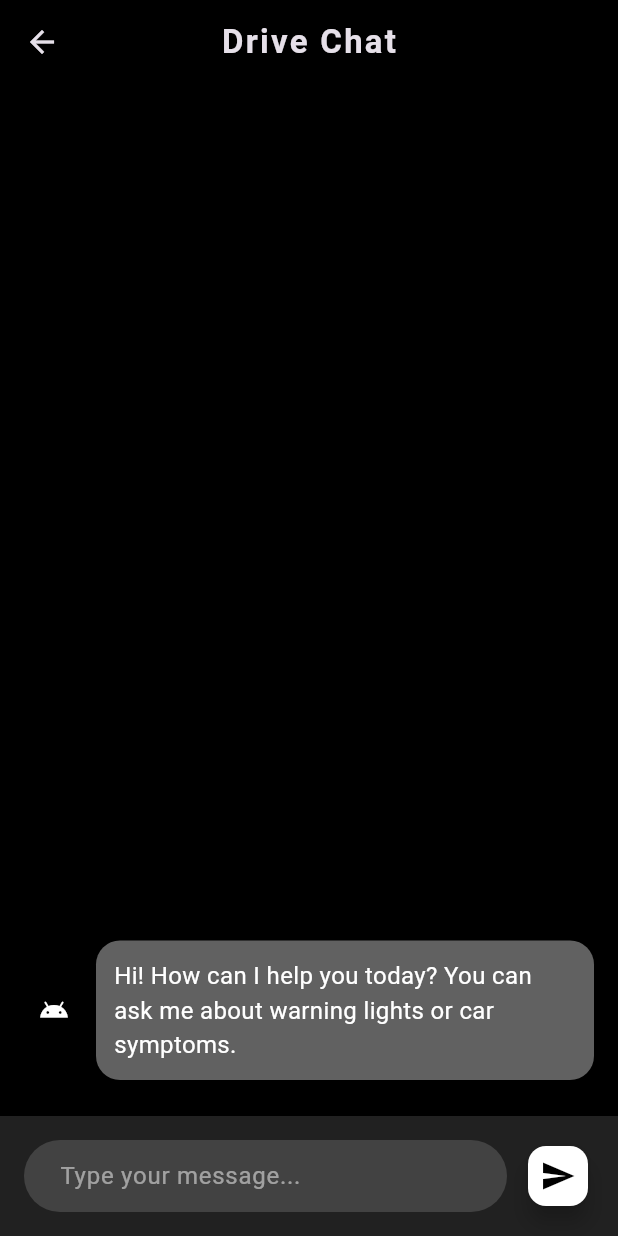
After one commit to hadifnz/drive_buddy, a Flutter app: the ChatbotScreen screen opened by its route, after a tap on the "send" icon, on a phone screen of 412 x 824 dp. The commit adds this screen. Run offline on Flutter 3.47's test engine with Material 3 defaults, Android fonts, the phone set to English and light mode, and no system bars; our stand-ins replace hive, hive_flutter; accounts and stored records are empty.

Commit message:
progress 28 oct

```diff
--- a/lib/main.dart
+++ b/lib/main.dart
@@ -5,6 +5,7 @@ import 'package:hive_flutter/hive_flutter.dart'; // Import Hive
 import 'models/car_model.dart';
 import 'package:drive_buddy/screens/add_new_car_screen.dart';
 import 'package:drive_buddy/screens/logbook_screen.dart';
+import 'package:drive_buddy/screens/chatbot_screen.dart';
 
 Future<void> main() async {
   WidgetsFlutterBinding.ensureInitialized();
@@ -45,6 +46,9 @@ class DriveBuddyApp extends StatelessWidget {
             // 2. Pass the 'car' object to the LogbookScreen
             return MaterialPageRoute(builder: (_) => LogbookScreen(car: car));
 
+          case '/chatbot':
+            return MaterialPageRoute(builder: (_) => const ChatbotScreen());
+
           default:
             return MaterialPageRoute(builder: (_) => const LoginScreen());
         }
--- /dev/null
+++ b/lib/screens/chatbot_screen.dart
@@ -0,0 +1,207 @@
+// lib/screens/chatbot_screen.dart
+
+import 'package:flutter/material.dart';
+
+// A simple data model for a chat message
+class ChatMessage {
+  final String text;
+  final bool isUser; // True if the message is from the user
+
+  ChatMessage({required this.text, required this.isUser});
+}
+
+class ChatbotScreen extends StatefulWidget {
+  const ChatbotScreen({super.key});
+
+  @override
+  State<ChatbotScreen> createState() => _ChatbotScreenState();
+}
+
+class _ChatbotScreenState extends State<ChatbotScreen> {
+  final _chatController = TextEditingController();
+  final List<ChatMessage> _messages = [];
+
+  @override
+  void initState() {
+    super.initState();
+    // Add an initial greeting from the chatbot
+    _messages.add(
+      ChatMessage(
+        text:
+            "Hi! How can I help you today? You can ask me about warning lights or car symptoms.",
+        isUser: false,
+      ),
+    );
+  }
+
+  void _sendMessage() {
+    final text = _chatController.text;
+    if (text.isEmpty) return;
+
+    // Add the user's message to the list
+    setState(() {
+      _messages.insert(0, ChatMessage(text: text, isUser: true));
+    });
+
+    _chatController.clear();
+
+    // Get a response from the bot
+    final botResponse = _getBotResponse(text);
+
+    // Add the bot's response
+    setState(() {
+      _messages.insert(0, ChatMessage(text: botResponse, isUser: false));
+    });
+  }
+
+  // This is your rule-based (offline) chatbot logic
+  String _getBotResponse(String userInput) {
+    String query = userInput.toLowerCase();
+
+    // Example from your Figure 3.10
+    if (query.contains("hrv") && query.contains("power steering")) {
+      return "Your Honda HR-V (especially post-2016 models) doesn't have a traditional hydraulic power steering system—instead, it uses an electric power-steering (EPS) motor to assist steering.\n\nThat means there is no power steering fluid reservoir under the hood to locate or refill.";
+    }
+
+    // Add more rules based on your project scope
+    if (query.contains("oil") && query.contains("light")) {
+      return "An oil light usually means low oil pressure. Stop the car in a safe place, turn off the engine, and check the oil level. Do not drive with this light on.";
+    }
+    if (query.contains("engine") &&
+        (query.contains("light") || query.contains("symbol"))) {
+      return "The 'Check Engine' light can mean many things, from a loose gas cap to a serious engine issue. I recommend getting a diagnostic check (OBD-II scan) as soon as possible.";
+    }
+    if (query.contains("battery")) {
+      return "A battery light indicates a problem with the charging system, likely the alternator or the battery itself. Get it checked soon, as your car may stall.";
+    }
+
+    // Default response
+    return "Sorry, I'm not sure how to help with that. Please try rephrasing your question.";
+  }
+
+  @override
+  Widget build(BuildContext context) {
+    return Scaffold(
+      backgroundColor: Colors.black,
+      appBar: AppBar(
+        title: const Text(
+          'Drive Chat',
+          style: TextStyle(fontWeight: FontWeight.bold, letterSpacing: 1.5),
+        ),
+        backgroundColor: Colors.black,
+        elevation: 0,
+        centerTitle: true,
+      ),
+      body: Column(
+        children: [
+          // Chat message list
+          Expanded(
+            child: ListView.builder(
+              reverse: true, // Makes the list start from the bottom
+              padding: const EdgeInsets.all(16.0),
+              itemCount: _messages.length,
+              itemBuilder: (context, index) {
+                final message = _messages[index];
+                return _buildChatBubble(message);
+              },
+            ),
+          ),
+          // Text input field
+          _buildTextInput(),
+        ],
+      ),
+    );
+  }
+
+  // Helper for the text input bar at the bottom
+  Widget _buildTextInput() {
+    return Container(
+      padding: const EdgeInsets.all(16.0),
+      color: Colors.grey.shade900,
+      child: Row(
+        children: [
+          Expanded(
+            child: TextField(
+              controller: _chatController,
+              style: const TextStyle(color: Colors.white),
+              decoration: InputDecoration(
+                hintText: 'Type your message...',
+                hintStyle: TextStyle(color: Colors.white.withOpacity(0.5)),
+                filled: true,
+                fillColor: Colors.grey.shade800,
+                border: OutlineInputBorder(
+                  borderRadius: BorderRadius.circular(24),
+                  borderSide: BorderSide.none,
+                ),
+                contentPadding: const EdgeInsets.symmetric(
+                  horizontal: 20,
+                  vertical: 10,
+                ),
+              ),
+            ),
+          ),
+          const SizedBox(width: 10),
+          // Send button
+          FloatingActionButton(
+            onPressed: _sendMessage,
+            mini: true,
+            backgroundColor: Colors.white,
+            child: const Icon(Icons.send, color: Colors.black),
+          ),
+        ],
+      ),
+    );
+  }
+
+  // Helper for building a single chat bubble
+  Widget _buildChatBubble(ChatMessage message) {
+    // Align user messages to the right, bot messages to the left
+    bool isUser = message.isUser;
+    CrossAxisAlignment alignment = isUser
+        ? CrossAxisAlignment.end
+        : CrossAxisAlignment.start;
+    Color bubbleColor = isUser ? Colors.grey.shade800 : Colors.grey.shade700;
+
+    return Container(
+      margin: const EdgeInsets.symmetric(vertical: 8.0),
+      child: Row(
+        mainAxisAlignment: isUser
+            ? MainAxisAlignment.end
+            : MainAxisAlignment.start,
+        children: [
+          // This is the little chatbot icon, only shown for bot messages
+          if (!isUser)
+            const Padding(
+              padding: EdgeInsets.only(right: 8.0),
+              child: CircleAvatar(
+                backgroundColor: Colors.black,
+                child: Icon(Icons.android, color: Colors.white, size: 20),
+              ),
+            ),
+          Flexible(
+            child: Container(
+              padding: const EdgeInsets.all(12.0),
+              decoration: BoxDecoration(
+                color: bubbleColor,
+                borderRadius: BorderRadius.circular(16),
+              ),
+              child: Text(
+                message.text,
+                style: const TextStyle(color: Colors.white, fontSize: 16),
+              ),
+            ),
+          ),
+          // This is the 'D' user icon, only shown for user messages
+          if (isUser)
+            Padding(
+              padding: const EdgeInsets.only(left: 8.0),
+              child: CircleAvatar(
+                backgroundColor: Colors.grey.shade600,
+                child: const Text('D', style: TextStyle(color: Colors.white)),
+              ),
+            ),
+        ],
+      ),
+    );
+  }
+}
--- a/lib/screens/dashboard_screen.dart
+++ b/lib/screens/dashboard_screen.dart
@@ -1,8 +1,9 @@
 // lib/screens/dashboard_screen.dart
 
 import 'package:flutter/material.dart';
-import 'package:hive_flutter/hive_flutter.dart'; // Import Hive
-import 'package:drive_buddy/models/car_model.dart'; // Import Car model
+import 'package:hive_flutter/hive_flutter.dart';
+import 'package:drive_buddy/models/car_model.dart';
+import 'package:drive_buddy/screens/chatbot_screen.dart'; // Import the chatbot
 
 class DashboardScreen extends StatefulWidget {
   const DashboardScreen({super.key});
@@ -12,21 +13,66 @@ class DashboardScreen extends StatefulWidget {
 }
 
 class _DashboardScreenState extends State<DashboardScreen> {
-  int _selectedIndex = 0; // To track the active tab in the BottomNavigationBar
+  int _selectedIndex = 0; // 0 for Cars, 1 for Chat
+
+  // This list will hold our two main screens
+  static const List<Widget> _widgetOptions = <Widget>[
+    CarListScreen(), // A new widget for just the car list
+    ChatbotScreen(), // Our new chatbot screen
+  ];
 
   void _onItemTapped(int index) {
     setState(() {
       _selectedIndex = index;
     });
-    // TODO: Add navigation to Chatbot screen when index is 1
   }
 
   @override
   Widget build(BuildContext context) {
     return Scaffold(
       backgroundColor: Colors.black,
+      // The body will now switch between the screens in _widgetOptions
+      body: Center(child: _widgetOptions.elementAt(_selectedIndex)),
+      floatingActionButton: FloatingActionButton(
+        onPressed: () {
+          Navigator.of(context).pushNamed('/add_car');
+        },
+        backgroundColor: Colors.grey.shade800,
+        child: const Icon(Icons.add, color: Colors.white),
+      ),
+      floatingActionButtonLocation: FloatingActionButtonLocation.centerDocked,
+      bottomNavigationBar: BottomNavigationBar(
+        items: const <BottomNavigationBarItem>[
+          BottomNavigationBarItem(
+            icon: Icon(Icons.directions_car),
+            label: 'Cars',
+          ),
+          BottomNavigationBarItem(icon: Icon(Icons.chat_bubble), label: 'Chat'),
+        ],
+        currentIndex: _selectedIndex,
+        onTap: _onItemTapped, // This now works!
+        backgroundColor: Colors.grey.shade900,
+        selectedItemColor: Colors.white,
+        unselectedItemColor: Colors.grey,
+        showSelectedLabels: false,
+        showUnselectedLabels: false,
+        type: BottomNavigationBarType.fixed,
+      ),
+    );
+  }
+}
+
+// *** CREATE THIS NEW WIDGET ***
+// We're moving the Car List UI into its own stateless widget
+// to keep the DashboardScreen clean.
+class CarListScreen extends StatelessWidget {
+  const CarListScreen({super.key});
+
+  @override
+  Widget build(BuildContext context) {
+    return Scaffold(
+      backgroundColor: Colors.black,
       appBar: AppBar(
-        // The AppBar title "DASHBOARD" [cite: 617]
         title: const Text(
           'DASHBOARD',
           style: TextStyle(fontWeight: FontWeight.bold, letterSpacing: 1.5),
@@ -34,7 +80,6 @@ class _DashboardScreenState extends State<DashboardScreen> {
         backgroundColor: Colors.black,
         elevation: 0,
         centerTitle: true,
-        // Profile Icon on the right [cite: 618]
         actions: [
           Padding(
             padding: const EdgeInsets.only(right: 16.0),
@@ -51,7 +96,6 @@ class _DashboardScreenState extends State<DashboardScreen> {
           crossAxisAlignment: CrossAxisAlignment.start,
           children: [
             const SizedBox(height: 20),
-            // Greeting text "Hi!" [cite: 619] and "Choose Your Car" [cite: 620]
             const Text(
               'Hi!',
               style: TextStyle(
@@ -68,15 +112,11 @@ class _DashboardScreenState extends State<DashboardScreen> {
               ),
             ),
             const SizedBox(height: 30),
-
-            // Car list
             Expanded(
-              // Use ValueListenableBuilder to listen for changes in the 'cars' box
               child: ValueListenableBuilder(
                 valueListenable: Hive.box<Car>('cars').listenable(),
                 builder: (context, Box<Car> box, _) {
                   final cars = box.values.toList().cast<Car>();
-
                   if (cars.isEmpty) {
                     return Center(
                       child: Text(
@@ -89,13 +129,11 @@ class _DashboardScreenState extends State<DashboardScreen> {
                       ),
                     );
                   }
-
                   return ListView.builder(
                     itemCount: cars.length,
                     itemBuilder: (context, index) {
                       final car = cars[index];
-                      // Pass the whole Car object to the helper
-                      return _buildCarButton(car);
+                      return _buildCarButton(context, car); // Pass context
                     },
                   );
                 },
@@ -104,49 +142,17 @@ class _DashboardScreenState extends State<DashboardScreen> {
           ],
         ),
       ),
-      // Floating Action Button to add a new car [cite: 624]
-      floatingActionButton: FloatingActionButton(
-        onPressed: () {
-          Navigator.of(
-            context,
-          ).pushNamed('/add_car'); // TODO: Navigate to Add New Car screen
-        },
-        backgroundColor: Colors.grey.shade800,
-        child: const Icon(Icons.add, color: Colors.white),
-      ),
-      floatingActionButtonLocation: FloatingActionButtonLocation.centerDocked,
-
-      // Bottom Navigation Bar with icons for Dashboard and Chatbot
-      bottomNavigationBar: BottomNavigationBar(
-        items: const <BottomNavigationBarItem>[
-          BottomNavigationBarItem(
-            icon: Icon(Icons.directions_car),
-            label: 'Cars',
-          ),
-          BottomNavigationBarItem(icon: Icon(Icons.chat_bubble), label: 'Chat'),
-        ],
-        currentIndex: _selectedIndex,
-        onTap: _onItemTapped,
-        backgroundColor: Colors.grey.shade900,
-        selectedItemColor: Colors.white,
-        unselectedItemColor: Colors.grey,
-        showSelectedLabels: false,
-        showUnselectedLabels: false,
-        type: BottomNavigationBarType.fixed,
-      ),
     );
   }
 
-  // Helper widget for the car selection buttons [cite: 621, 622, 623]
-  Widget _buildCarButton(Car car) {
+  // Helper widget for the car selection buttons
+  Widget _buildCarButton(BuildContext context, Car car) {
     return Padding(
       padding: const EdgeInsets.symmetric(vertical: 8.0),
       child: SizedBox(
         width: double.infinity,
         child: ElevatedButton(
           onPressed: () {
-            // TODO: Navigate to the Logbook screen for this car
-            // We can now pass the car object, e.g.:
             Navigator.of(context).pushNamed('/logbook', arguments: car);
           },
           style: ElevatedButton.styleFrom(
@@ -157,7 +163,7 @@ class _DashboardScreenState extends State<DashboardScreen> {
             ),
           ),
           child: Text(
-            car.plateNumber, // Display the plate number
+            car.plateNumber,
             style: const TextStyle(
               color: Colors.white,
               fontSize: 20,
```
